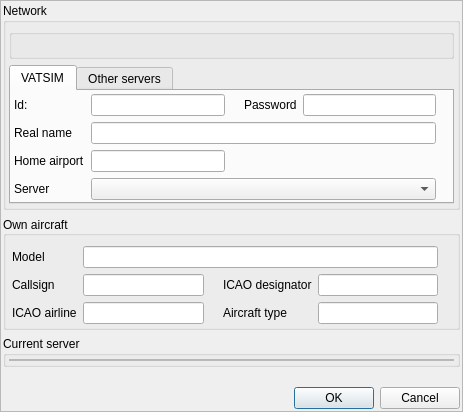
swift-project/pilotclient, file src/blackgui/components/logincomponent.ui: the form before one commit.
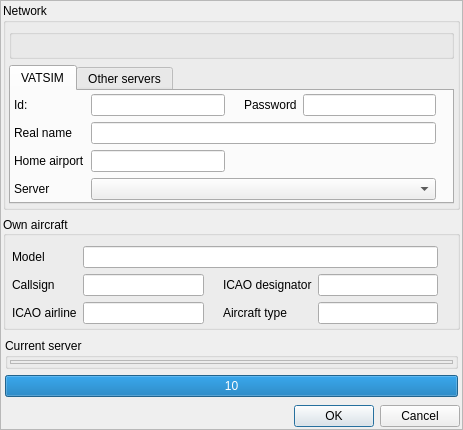
The form after the commit. Custom widgets are drawn as their Qt base class.

Commit message: Countdown for logoff A countdown is displayed, and logoff is completed automatically after timeout

The edit to the form file:
```diff
--- a/src/blackgui/components/logincomponent.ui
+++ b/src/blackgui/components/logincomponent.ui
@@ -10,6 +10,12 @@
     <height>412</height>
    </rect>
   </property>
+  <property name="minimumSize">
+   <size>
+    <width>0</width>
+    <height>0</height>
+   </size>
+  </property>
   <property name="windowTitle">
    <string>Frame</string>
   </property>
@@ -438,25 +444,43 @@
     </widget>
    </item>
    <item>
+    <widget class="QFrame" name="fr_LogoffConfirmation">
+     <property name="minimumSize">
+      <size>
+       <width>0</width>
+       <height>0</height>
+      </size>
+     </property>
+     <layout class="QVBoxLayout" name="vl_LogoffConfirmation">
+      <property name="leftMargin">
+       <number>2</number>
+      </property>
+      <property name="topMargin">
+       <number>2</number>
+      </property>
+      <property name="rightMargin">
+       <number>2</number>
+      </property>
+      <property name="bottomMargin">
+       <number>2</number>
+      </property>
+      <item>
     <widget class="QGroupBox" name="gb_CurrentServer">
      <property name="title">
       <string>Current server</string>
      </property>
      <layout class="QVBoxLayout" name="vl_CurrentServer">
-      <property name="spacing">
-       <number>3</number>
-      </property>
       <property name="leftMargin">
-       <number>3</number>
+          <number>2</number>
       </property>
       <property name="topMargin">
-       <number>3</number>
+          <number>2</number>
       </property>
       <property name="rightMargin">
-       <number>3</number>
+          <number>2</number>
       </property>
       <property name="bottomMargin">
-       <number>3</number>
+          <number>2</number>
       </property>
       <item>
        <widget class="BlackGui::CServerForm" name="frp_CurrentServer">
@@ -465,6 +489,22 @@
         </property>
         <property name="frameShadow">
          <enum>QFrame::Raised</enum>
+           </property>
+          </widget>
+         </item>
+        </layout>
+       </widget>
+      </item>
+      <item>
+       <widget class="QProgressBar" name="pb_LogoffTimeout">
+        <property name="maximum">
+         <number>10</number>
+        </property>
+        <property name="value">
+         <number>10</number>
+        </property>
+        <property name="format">
+         <string>%v</string>
         </property>
        </widget>
       </item>
```
Lines whose indentation alone changed are shown as unchanged. The commit also changes 2 other files.
